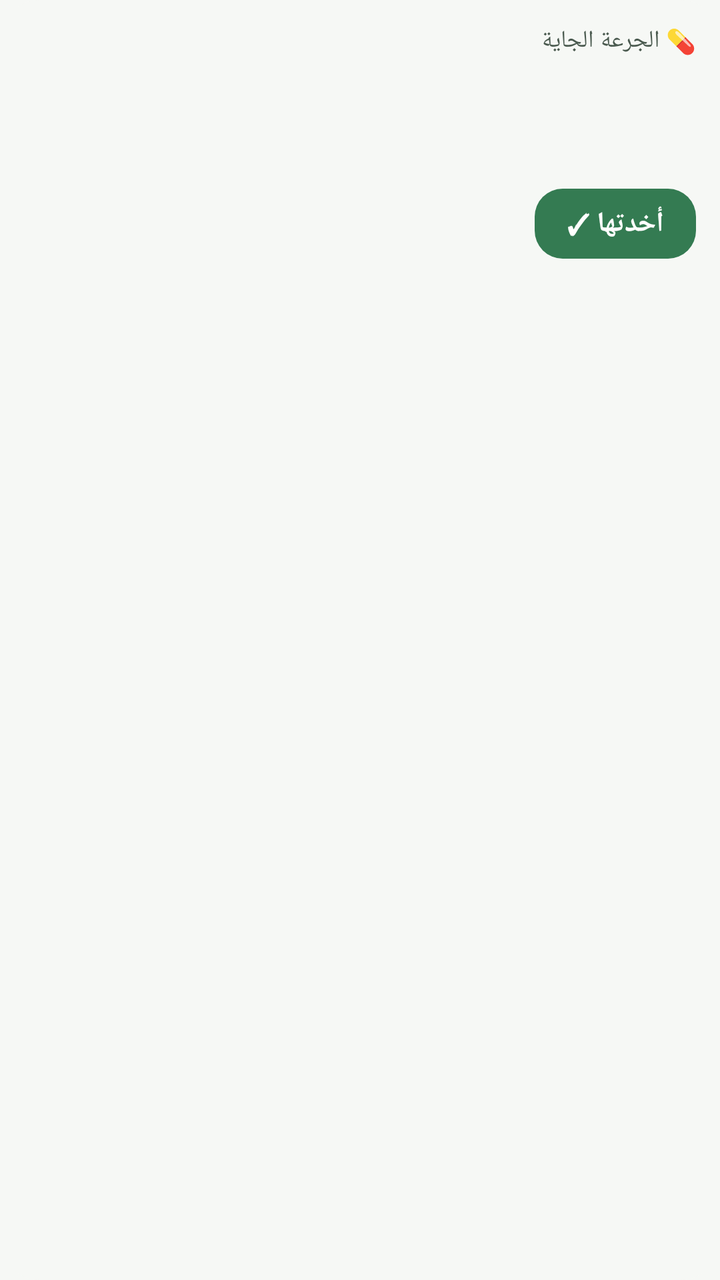
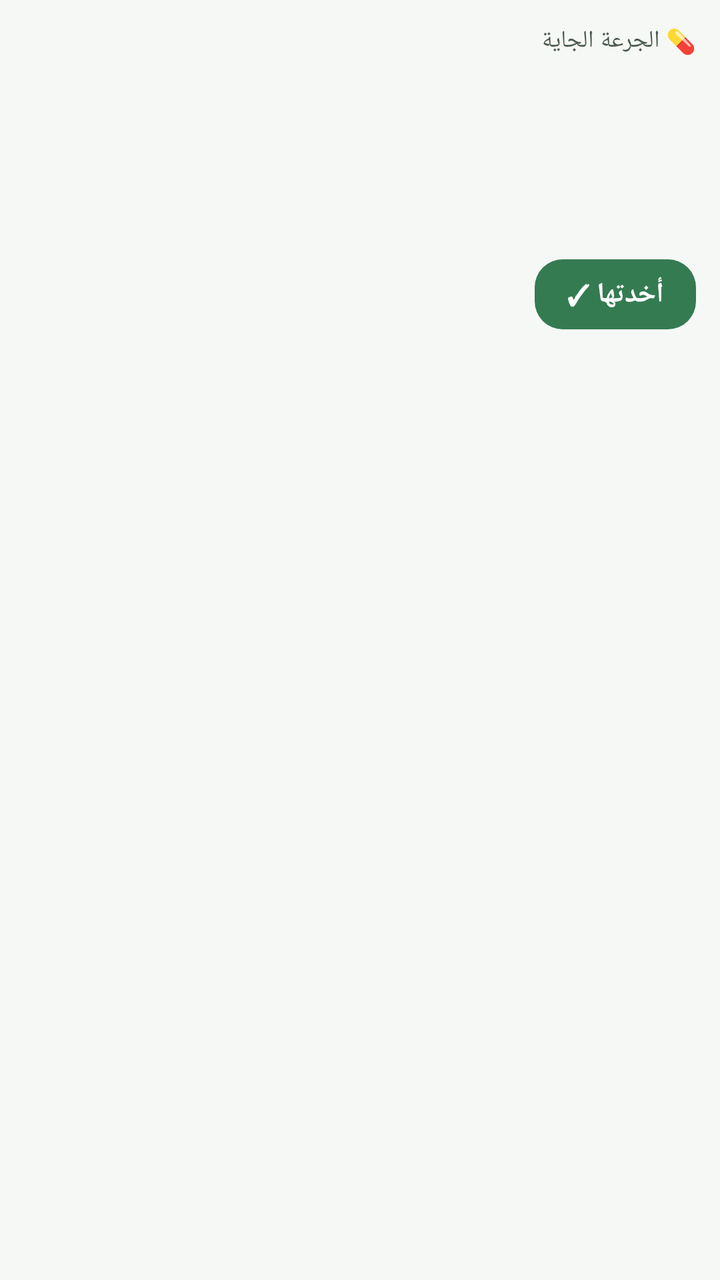

The first picture is an Android layout as it rendered before a commit; the second is the same layout after the commit. The layout source and the unified diff follow.
<!-- AndroidManifest.xml: application theme Theme.BodyWise -->
<!-- res/layout/widget_meds.xml -->
<?xml version="1.0" encoding="utf-8"?>
<LinearLayout xmlns:android="http://schemas.android.com/apk/res/android"
    android:layout_width="match_parent"
    android:layout_height="match_parent"
    android:layoutDirection="rtl"
    android:orientation="vertical"
    android:padding="12dp"
    android:background="@drawable/widget_bg">

    <TextView
        android:id="@+id/med_title"
        android:layout_width="wrap_content"
        android:layout_height="wrap_content"
        android:text="💊 الجرعة الجاية"
        android:textColor="#4A5A4F"
        android:textSize="12sp" />

    <LinearLayout
        android:id="@+id/med_info"
        android:layout_width="match_parent"
        android:layout_height="wrap_content"
        android:orientation="vertical">

        <TextView
            android:id="@+id/med_line1"
            android:layout_width="wrap_content"
            android:layout_height="wrap_content"
            android:textColor="#347B52"
            android:textSize="18sp"
            android:textStyle="bold" />

        <TextView
            android:id="@+id/med_line2"
            android:layout_width="wrap_content"
            android:layout_height="wrap_content"
            android:textColor="#4A5A4F"
            android:textSize="13sp" />

        <TextView
            android:id="@+id/med_line3"
            android:layout_width="wrap_content"
            android:layout_height="wrap_content"
            android:textColor="#4A5A4F"
            android:textSize="13sp" />
    </LinearLayout>

    <TextView
        android:id="@+id/med_take"
        android:layout_width="wrap_content"
        android:layout_height="wrap_content"
        android:layout_marginTop="6dp"
        android:background="@drawable/widget_button_bg"
        android:paddingStart="16dp"
        android:paddingEnd="16dp"
        android:paddingTop="8dp"
        android:paddingBottom="8dp"
        android:text="أخدتها ✓"
        android:textColor="#FFFFFF"
        android:textSize="14sp"
        android:textStyle="bold" />
</LinearLayout>
<!-- resources referenced by this layout -->
<resources>
  <!-- drawable widget_bg (drawable) -->
  <shape xmlns:android="http://schemas.android.com/apk/res/android" android:shape="rectangle">
      <solid android:color="#F6F8F5" />
      <corners android:radius="20dp" />
  </shape>
  <!-- drawable widget_button_bg (drawable) -->
  <shape xmlns:android="http://schemas.android.com/apk/res/android" android:shape="rectangle">
      <solid android:color="#347B52" />
      <corners android:radius="14dp" />
  </shape>
  <style name="Theme.BodyWise" parent="android:Theme.Material.Light.NoActionBar">
          <item name="android:windowBackground">@color/window_background</item>
          <item name="android:statusBarColor">@android:color/transparent</item>
          <item name="android:navigationBarColor">@android:color/transparent</item>
      </style>
  <color name="window_background">#F6F8F5</color>
</resources>

<!-- the commit's change to res/layout/widget_meds.xml (unified diff, before → after) -->
@@ -42,6 +42,20 @@
             android:layout_height="wrap_content"
             android:textColor="#4A5A4F"
             android:textSize="13sp" />
+
+        <TextView
+            android:id="@+id/med_line4"
+            android:layout_width="wrap_content"
+            android:layout_height="wrap_content"
+            android:textColor="#4A5A4F"
+            android:textSize="13sp" />
+
+        <TextView
+            android:id="@+id/med_line5"
+            android:layout_width="wrap_content"
+            android:layout_height="wrap_content"
+            android:textColor="#4A5A4F"
+            android:textSize="13sp" />
     </LinearLayout>
 
     <TextView
